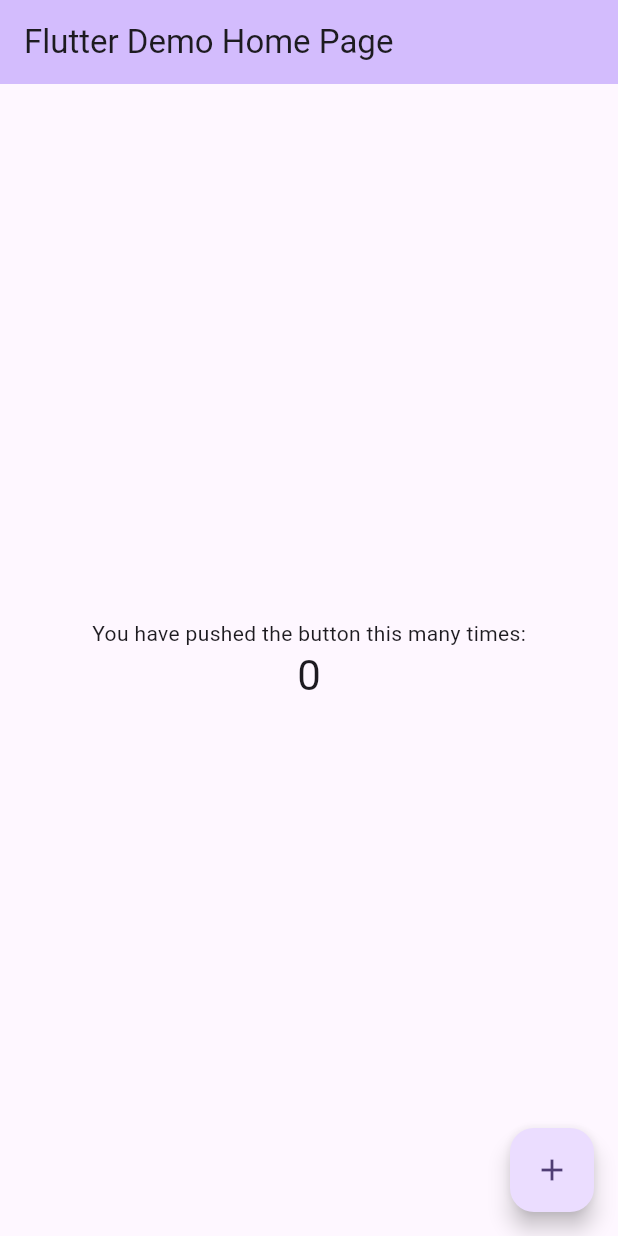
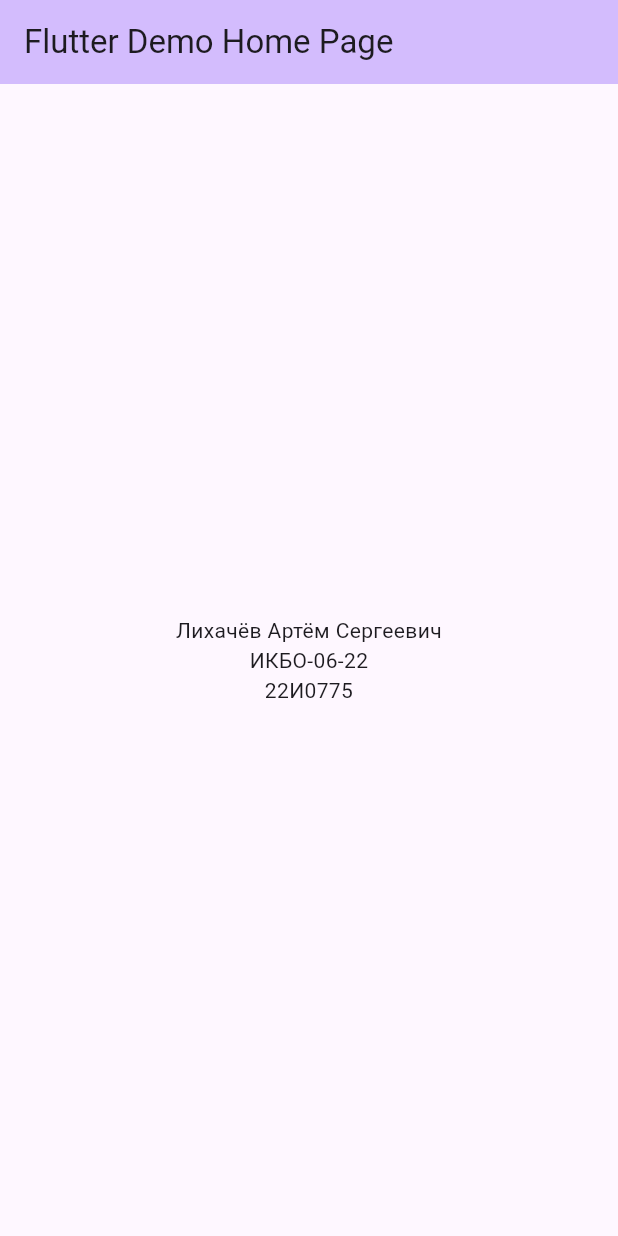
Before and after one commit to Minuano2653/Flutter_practice_2, a Flutter app: the screen it shows after launch, on a phone screen of 412 x 824 dp. Run offline on Flutter 3.47's test engine with Material 3 defaults, Android fonts, the phone set to English and light mode, and no system bars.

Commit message:
display student info on screen

```diff
--- a/lib/main.dart
+++ b/lib/main.dart
@@ -30,13 +30,6 @@ class MyHomePage extends StatefulWidget {
 }
 
 class _MyHomePageState extends State<MyHomePage> {
-  int _counter = 0;
-
-  void _incrementCounter() {
-    setState(() {
-      _counter++;
-    });
-  }
 
   @override
   Widget build(BuildContext context) {
@@ -49,19 +42,13 @@ class _MyHomePageState extends State<MyHomePage> {
         child: Column(
           mainAxisAlignment: MainAxisAlignment.center,
           children: <Widget>[
-            const Text('You have pushed the button this many times:'),
-            Text(
-              '$_counter',
-              style: Theme.of(context).textTheme.headlineMedium,
+            const Text(
+              'Лихачёв Артём Сергеевич\nИКБО-06-22\n22И0775',
+              textAlign: TextAlign.center
             ),
           ],
         ),
-      ),
-      floatingActionButton: FloatingActionButton(
-        onPressed: _incrementCounter,
-        tooltip: 'Increment',
-        child: const Icon(Icons.add),
-      ), // This trailing comma makes auto-formatting nicer for build methods.
+      )
     );
   }
 }
```
